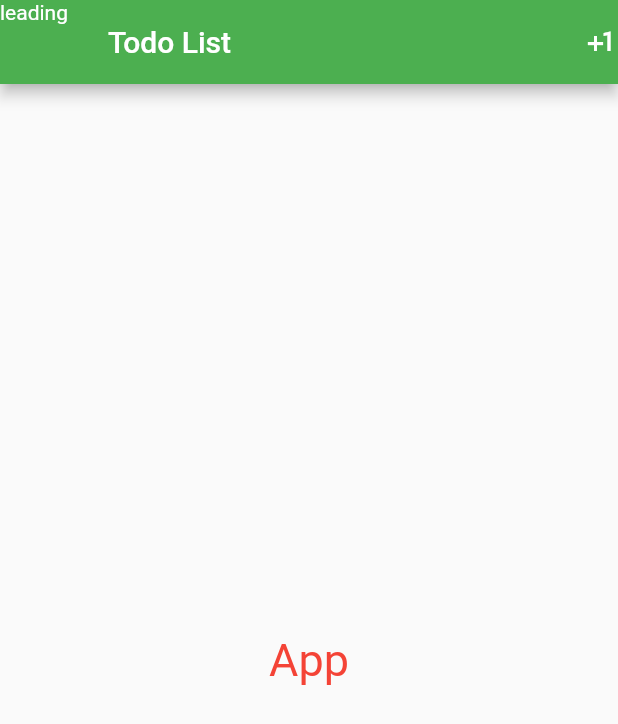
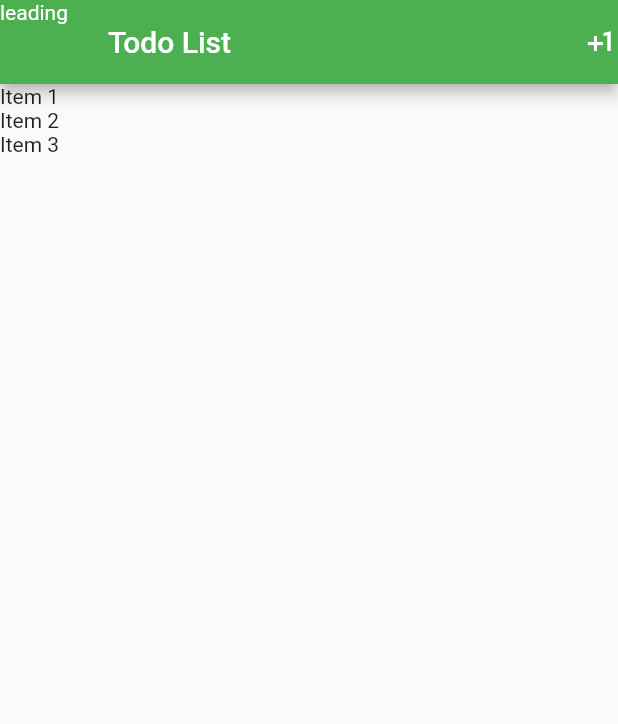
Before and after one commit to dlimapa/flutter_balta_io, a Flutter app: the screen it shows after launch, on a phone screen of 412 x 824 dp. Shown: the top 724 px of the screen. Run offline on Flutter 3.47's test engine with Material 2 defaults, Android fonts, the phone set to English and light mode, and no system bars.

Commit message:
Fim da aula 6

```diff
--- a/lib/main.dart
+++ b/lib/main.dart
@@ -1,4 +1,5 @@
 import 'package:flutter/material.dart';
+import 'package:flutter_balta_io/model/item.dart';
 
 void main() => runApp(App());
 
@@ -16,7 +17,21 @@ class App extends StatelessWidget {
   }
 }
 
-class HomePage extends StatelessWidget {
+class HomePage extends StatefulWidget {
+  var items = new List<Item>();
+
+  HomePage() {
+    items = [];
+    items.add(Item(title: "Item 1", done: false));
+    items.add(Item(title: "Item 2", done: true));
+    items.add(Item(title: "Item 3", done: false));
+  }
+
+  @override
+  _HomePageState createState() => _HomePageState();
+}
+
+class _HomePageState extends State<HomePage> {
   @override
   Widget build(BuildContext context) {
     return Scaffold(
@@ -29,17 +44,11 @@ class HomePage extends StatelessWidget {
             ),
           ],
         ),
-      body: Container(
-        child: Center(
-          child: Text(
-            'App',
-            style: TextStyle(
-              color: Colors.red,
-              fontSize: 30,
-            ),
-          ),
-        ),
-      ),
-    );
+        body: ListView.builder(
+          itemCount: widget.items.length,
+          itemBuilder: (BuildContext ctxt, int index) {
+            return Text(widget.items[index].title);
+          },
+        ));
   }
 }
```
Lines whose indentation alone changed are shown as unchanged.
